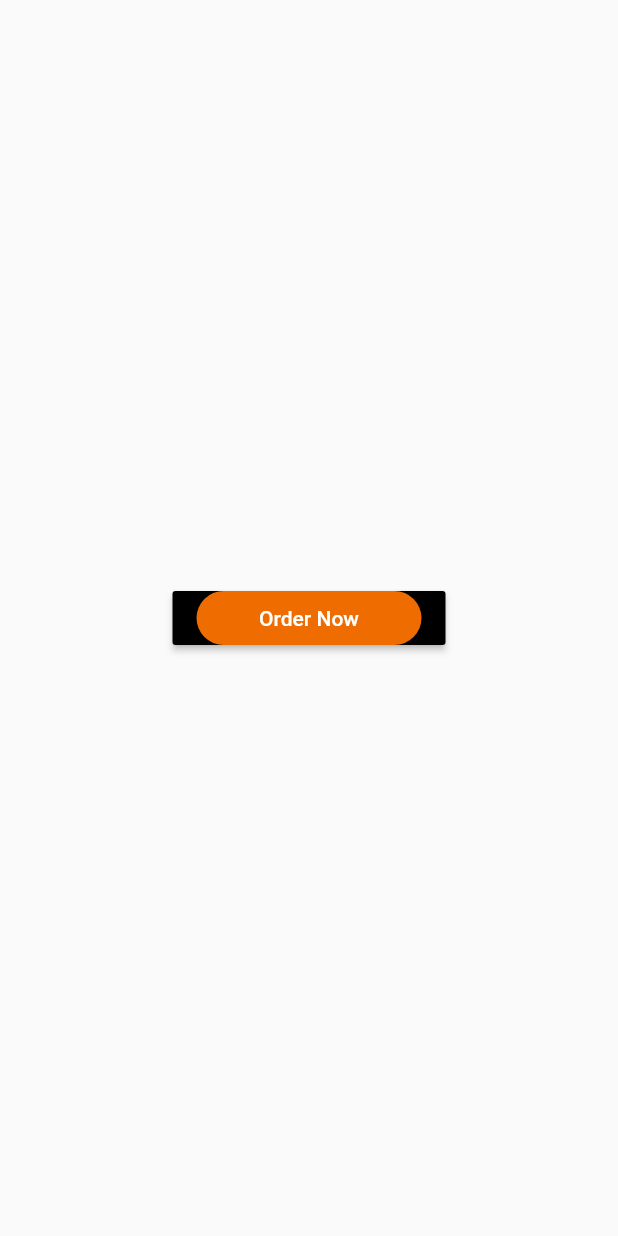
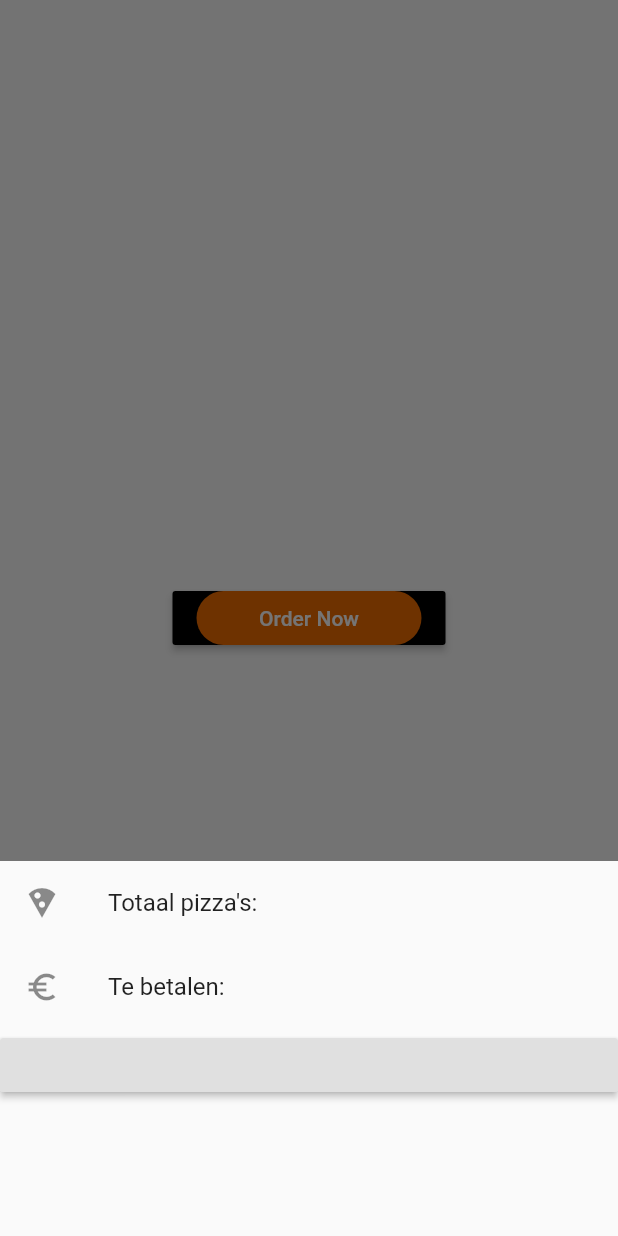
Before and after one commit to GewoonRene/flutter-yourownpizza, a Flutter app: the OrderNowButton widget shown alone on an empty page, opened directly, after a tap on "Order Now", on a phone screen of 412 x 824 dp. Run offline on Flutter 3.47's test engine with Material 2 defaults, Android fonts, the phone set to English and light mode, and no system bars; statements that could not run were skipped.

Commit message:
Bottom sheet begin layout

```diff
--- a/lib/View/Shared/Bottombar.dart
+++ b/lib/View/Shared/Bottombar.dart
@@ -56,34 +56,6 @@ class BottomBar extends StatelessWidget {
   }
 }
 
-class OrderNowButton extends StatelessWidget {
-  @override
-  Widget build(BuildContext context) {
-    // TODO: implement build
-    return Container(
-      child: Center(
-        child: RaisedButton(
-          color: Colors.black,
-          onPressed: () {},
-          textColor: Colors.white,
-          child: Container(
-            width: 150,
-            decoration: BoxDecoration(
-              color: Colors.orange[800],
-              borderRadius: BorderRadius.circular(80.0),
-            ),
-            padding: EdgeInsets.all(10.0),
-            child: Text(
-              'Order Now',
-              textAlign: TextAlign.center,
-            ),
-          ),
-        ),
-      ),
-    );
-  }
-}
-
 class TotalPizza extends StatelessWidget {
   @override
   Widget build(BuildContext context) {
@@ -94,7 +66,7 @@ class TotalPizza extends StatelessWidget {
         child: Align(
 //          alignment: Alignment.centerLeft,
           child: Text(
-            "Total pizza's: ",
+            "Totaal pizza's: ",
             style: TextStyle(color: Colors.white, fontSize: 20),
           ),
         ),
@@ -124,3 +96,63 @@ class TotalPrice extends StatelessWidget {
     );
   }
 }
+
+class OrderNowButton extends StatelessWidget {
+  @override
+  Widget build(BuildContext context) {
+    // TODO: implement build
+    return Container(
+      child: Center(
+        child: RaisedButton(
+          color: Colors.black,
+          onPressed: () {
+            _settingModalBottomSheet(context);
+          },
+          textColor: Colors.white,
+          child: Container(
+            width: 150,
+            decoration: BoxDecoration(
+              color: Colors.orange[800],
+              borderRadius: BorderRadius.circular(80.0),
+            ),
+            padding: EdgeInsets.all(10.0),
+            child: Text(
+              'Order Now',
+              textAlign: TextAlign.center,
+            ),
+          ),
+        ),
+      ),
+    );
+  }
+}
+void _settingModalBottomSheet(context){
+  showModalBottomSheet(
+      context: context,
+      builder: (BuildContext bc){
+        return Container(
+          height: 250,
+          child: new Wrap(
+            children: <Widget>[
+              new ListTile(
+                  leading: new Icon(Icons.local_pizza),
+                  title: new Text("Totaal pizza's: "),
+                  onTap: () => {}
+              ),
+              new ListTile(
+                leading: new Icon(Icons.euro_symbol),
+                title: new Text('Te betalen: '),
+                onTap: () => {},
+              ),
+              RaisedButton(
+                onPressed: () {},
+                child: Container(
+
+                ),
+              )
+            ],
+          ),
+        );
+      }
+  );
+}
```
